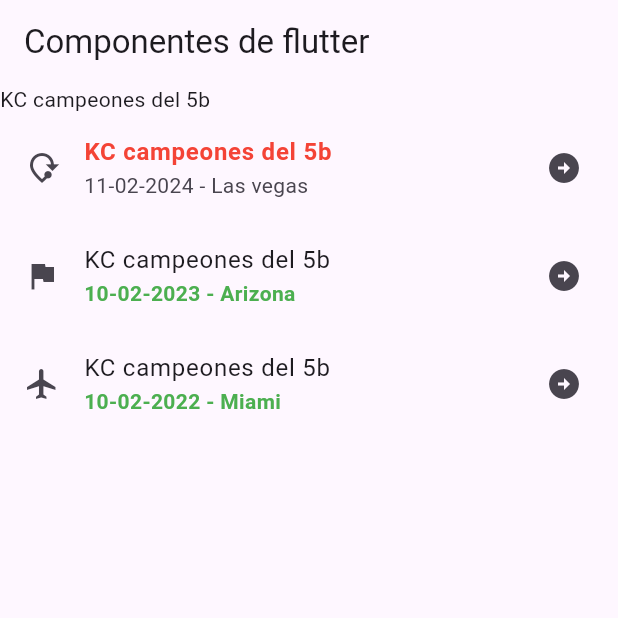
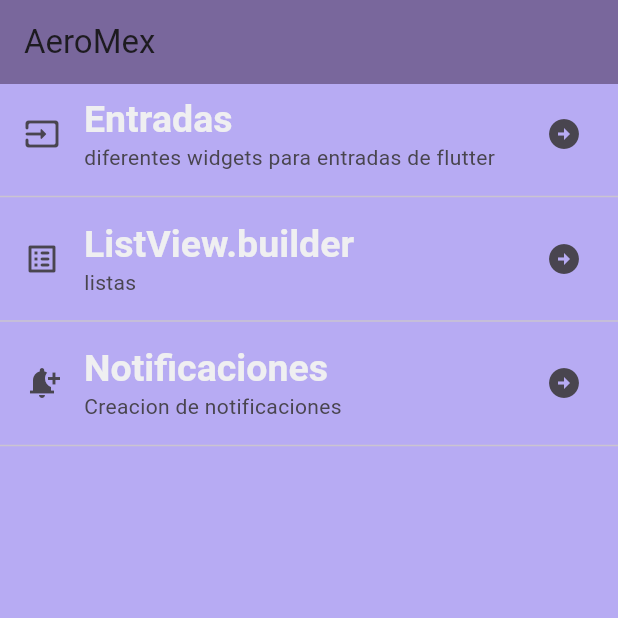
Before and after one commit to adrian5248/componentes_flutter, a Flutter app: the screen it shows after launch, on a phone screen of 412 x 824 dp, the top half of it. Run offline on Flutter 3.47's test engine with Material 3 defaults, Android fonts, the phone set to English and light mode, and no system bars.

Commit message:
Changin the content of the listView

```diff
--- a/lib/home_screen.dart
+++ b/lib/home_screen.dart
@@ -7,46 +7,47 @@ class HomeScreen extends StatelessWidget {
   Widget build(BuildContext context) {
     return  Scaffold(
       appBar: AppBar(
-        title: const Text('Componentes de flutter'),
+        title: const Text('AeroMex'),
       ),
       // el listView sirve para hacer una lista y aparesca el scrol
         body: ListView(
-          children: const[
-            Text('KC campeones del 5b'),
+          children:  [
+            ListTile(
+              leading: const Icon(Icons.input_rounded),
+              title: Text(
+                'Entradas',
+                style: Theme.of(context).textTheme.headlineLarge,
+                ),
+                subtitle: const Text('diferentes widgets para entradas de flutter'),
+                trailing: const Icon(Icons.arrow_circle_right),
+            ),
+
+            const Divider(),
             ListTile(
               // Este es un titulo
-              leading: Icon(Icons.mode_of_travel),
+              leading: const Icon(Icons.list_alt_rounded),
               title: Text(
-                'KC campeones del 5b',
-                style: TextStyle(color: Colors.red, fontWeight: FontWeight.bold),
+                'ListView.builder',
+                style: Theme.of(context).textTheme.headlineLarge,
                 ),
-              subtitle: Text('11-02-2024 - Las vegas'),
-              trailing: Icon(Icons.arrow_circle_right),
+              subtitle: const Text('listas'),
+            trailing: const Icon(Icons.arrow_circle_right),
             ),
-            //Este es un subtitulo
+
+            const Divider(),
             ListTile(
-              leading: Icon(Icons.flag),
-              title: Text('KC campeones del 5b'),
-              subtitle: Text(
-                '10-02-2023 - Arizona',
-                style: TextStyle(color: Colors.green, fontWeight: FontWeight.bold),
-
-
+              // Este es un titulo
+              leading: const Icon(Icons.notification_add),
+              title: Text(
+                'Notificaciones',
+                style: Theme.of(context).textTheme.headlineLarge,
                 ),
-              trailing: Icon(Icons.arrow_circle_right),
-
+              subtitle: const Text('Creacion de notificaciones'),
+              trailing: const Icon(Icons.arrow_circle_right),
             ),
-            ListTile(
-              leading: Icon(Icons.flight),
-              title: Text('KC campeones del 5b'),
-              subtitle: Text(
-                '10-02-2022 - Miami',
-                style: TextStyle(color: Colors.green, fontWeight: FontWeight.bold),
-                ),
-              trailing: Icon(Icons.arrow_circle_right),
-            ),
+            const Divider(),
           ],
         ),
-    );
+      );
+    }
   }
-}
--- a/lib/main_app.dart
+++ b/lib/main_app.dart
@@ -6,9 +6,22 @@ class MainApp extends StatelessWidget {
 
   @override
   Widget build(BuildContext context) {
-    return const MaterialApp(
+    return  MaterialApp(
       debugShowCheckedModeBanner: false,
-      home:HomeScreen(),
-    );
+      home: HomeScreen(),
+      //esto es para el color de fondo de la app
+      theme: ThemeData(
+        scaffoldBackgroundColor: Color.fromARGB(255, 183, 171, 243),
+        appBarTheme: const AppBarTheme(color: Color.fromARGB(255, 121, 103, 156)),
+        textTheme: const TextTheme(
+            headlineLarge: TextStyle(
+              color: Color.fromARGB(255, 239, 239, 241),
+              fontSize: 25.0,
+              fontWeight: FontWeight.bold,
+              fontFamily: 'sans-serif',
+            )
+          )
+        )
+      );
   }
 }
```
Also changed, not shown: 1 other file.
